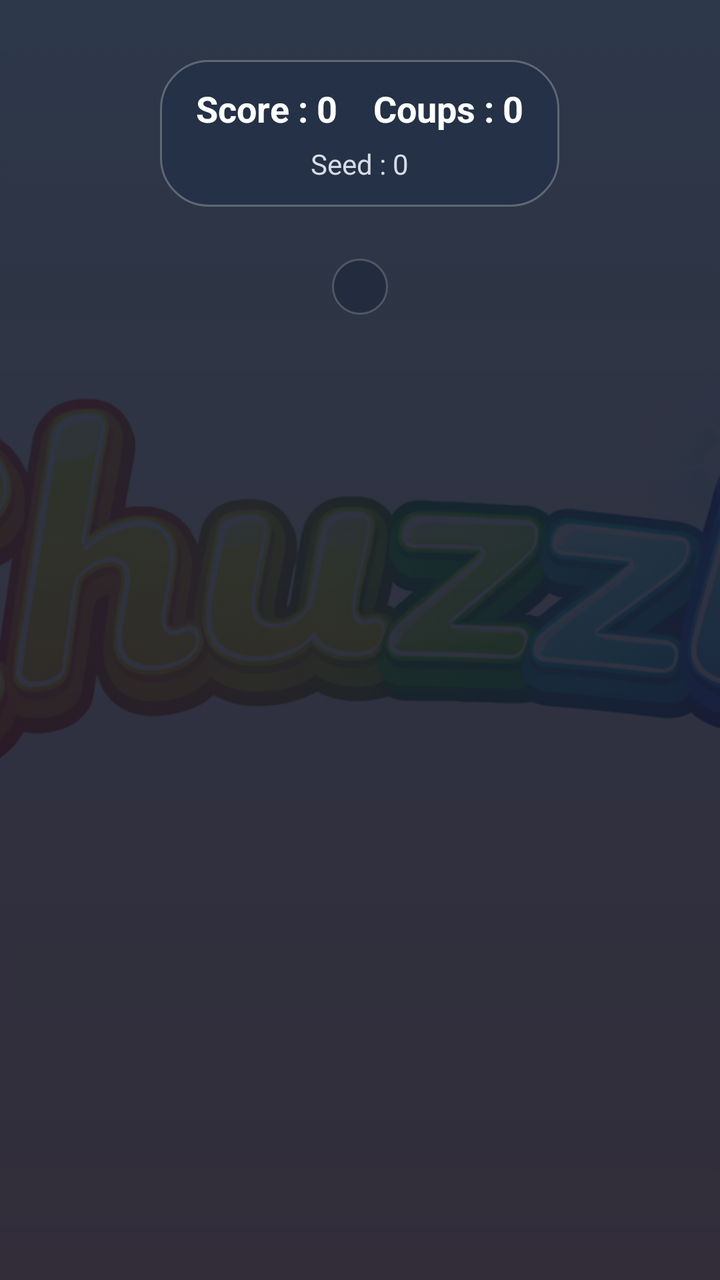
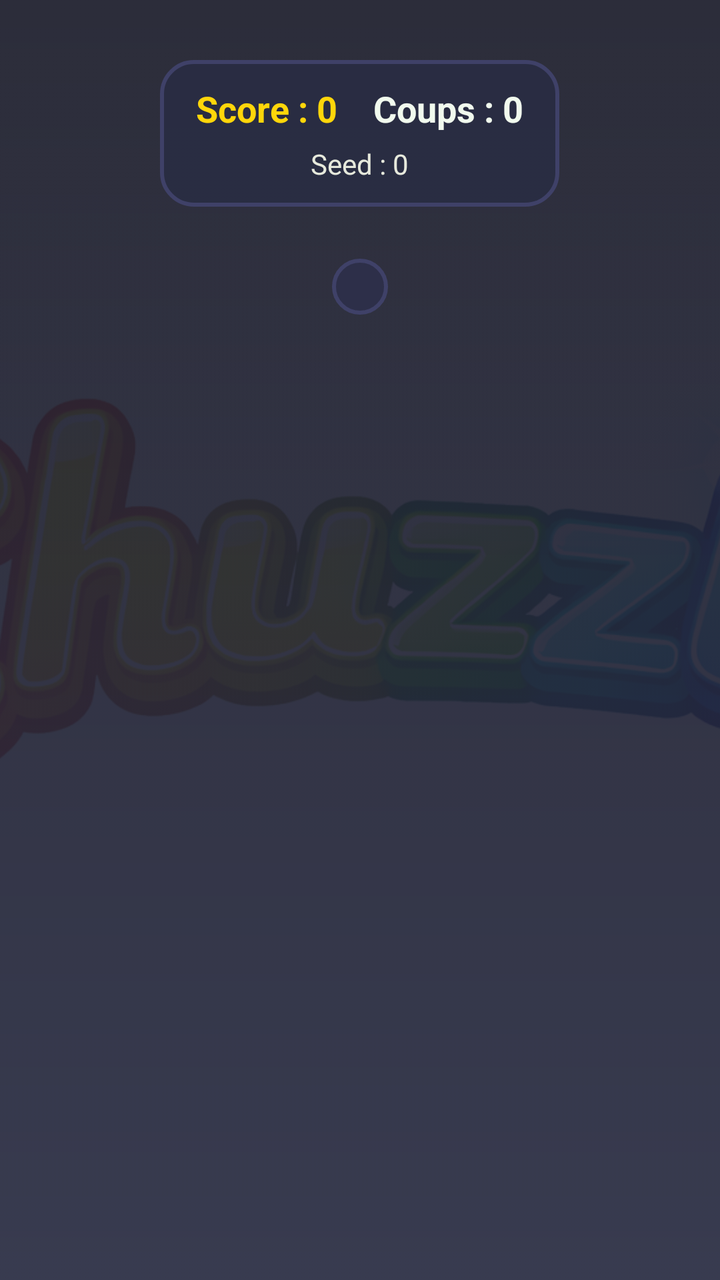

The first picture is an Android layout as it rendered before a commit; the second is the same layout after the commit. The layout source and the unified diff follow.
<!-- AndroidManifest.xml: application theme Base.Theme.Chuzzle -->
<!-- res/layout/activity_jeu.xml -->
<?xml version="1.0" encoding="utf-8"?>
<RelativeLayout xmlns:android="http://schemas.android.com/apk/res/android"
    android:layout_width="match_parent"
    android:layout_height="match_parent"
    android:background="@drawable/fond_ecran_jeu">

    <ImageView
        android:id="@+id/imgFondJeu"
        android:layout_width="match_parent"
        android:layout_height="match_parent"
        android:alpha="0.10"
        android:contentDescription="@null"
        android:scaleType="centerCrop"
        android:src="@drawable/logo" />

    <LinearLayout
        android:id="@+id/contenuJeu"
        android:layout_width="match_parent"
        android:layout_height="match_parent"
        android:gravity="center_horizontal"
        android:orientation="vertical"
        android:paddingStart="@dimen/padding_contenu_jeu_h"
        android:paddingTop="22dp"
        android:paddingEnd="@dimen/padding_contenu_jeu_h"
        android:paddingBottom="18dp">

        <LinearLayout
            android:layout_width="wrap_content"
            android:layout_height="wrap_content"
            android:layout_marginTop="8dp"
            android:background="@drawable/fond_bandeau_jeu"
            android:gravity="center_horizontal"
            android:orientation="vertical"
            android:paddingStart="@dimen/padding_bandeau_jeu_h"
            android:paddingTop="@dimen/padding_bandeau_jeu_v"
            android:paddingEnd="@dimen/padding_bandeau_jeu_h"
            android:paddingBottom="@dimen/padding_bandeau_jeu_v">

            <LinearLayout
                android:layout_width="wrap_content"
                android:layout_height="wrap_content"
                android:gravity="center"
                android:orientation="horizontal">

                <TextView
                    android:id="@+id/txtScore"
                    android:layout_width="wrap_content"
                    android:layout_height="wrap_content"
                    android:layout_marginEnd="18dp"
                    android:text="Score : 0"
                    android:textColor="@color/ui_game_text"
                    android:textSize="18sp"
                    android:textStyle="bold" />

                <TextView
                    android:id="@+id/txtCoups"
                    android:layout_width="wrap_content"
                    android:layout_height="wrap_content"
                    android:text="Coups : 0"
                    android:textColor="@color/ui_game_text"
                    android:textSize="18sp"
                    android:textStyle="bold" />
            </LinearLayout>

            <TextView
                android:id="@+id/txtSeed"
                android:layout_width="wrap_content"
                android:layout_height="wrap_content"
                android:layout_marginTop="6dp"
                android:text="Seed : 0"
                android:textColor="@color/ui_game_text_soft"
                android:textSize="14sp" />
        </LinearLayout>

        <LinearLayout
            android:layout_width="wrap_content"
            android:layout_height="wrap_content"
            android:layout_marginTop="26dp"
            android:background="@drawable/fond_grille_jeu"
            android:orientation="vertical"
            android:padding="@dimen/padding_cadre_grille">

            <GridLayout
                android:id="@+id/grilleJeu"
                android:layout_width="wrap_content"
                android:layout_height="wrap_content"
                android:alignmentMode="alignMargins"
                android:columnCount="6"
                android:rowCount="6" />
        </LinearLayout>

    </LinearLayout>

    <LinearLayout
        android:id="@+id/overlayFin"
        android:layout_width="match_parent"
        android:layout_height="match_parent"
        android:background="#99000000"
        android:clickable="true"
        android:focusable="true"
        android:gravity="center"
        android:orientation="vertical"
        android:padding="24dp"
        android:visibility="gone">

        <TextView
            android:id="@+id/txtOverlayFinTitre"
            android:layout_width="wrap_content"
            android:layout_height="wrap_content"
            android:background="@drawable/fond_bandeau_jeu"
            android:paddingStart="22dp"
            android:paddingTop="12dp"
            android:paddingEnd="22dp"
            android:paddingBottom="12dp"
            android:text="@string/overlay_fin_titre"
            android:textColor="@color/ui_game_text"
            android:textSize="22sp"
            android:textStyle="bold" />

        <TextView
            android:id="@+id/txtOverlayFinSeed"
            android:layout_width="wrap_content"
            android:layout_height="wrap_content"
            android:layout_marginTop="14dp"
            android:background="@drawable/fond_bandeau_jeu"
            android:paddingStart="18dp"
            android:paddingTop="10dp"
            android:paddingEnd="18dp"
            android:paddingBottom="10dp"
            android:textColor="@color/ui_game_text_soft"
            android:textSize="16sp" />
    </LinearLayout>

</RelativeLayout>
<!-- resources referenced by this layout -->
<resources>
  <color name="ui_game_text">#FFFFFFFF</color>
  <color name="ui_game_text_soft">#D7DCE5</color>
  <dimen name="padding_bandeau_jeu_h">18dp</dimen>
  <dimen name="padding_bandeau_jeu_v">12dp</dimen>
  <dimen name="padding_cadre_grille">14dp</dimen>
  <dimen name="padding_contenu_jeu_h">18dp</dimen>
  <!-- drawable fond_bandeau_jeu (drawable) -->
  <?xml version="1.0" encoding="utf-8"?>
  <shape xmlns:android="http://schemas.android.com/apk/res/android">
      <corners android:radius="24dp" />
      <solid android:color="@color/ui_game_panel" />
      <stroke
          android:width="1dp"
          android:color="@color/ui_game_panel_stroke" />
  </shape>
  <!-- drawable fond_ecran_jeu (drawable) -->
  <?xml version="1.0" encoding="utf-8"?>
  <shape xmlns:android="http://schemas.android.com/apk/res/android">
      <gradient
          android:angle="270"
          android:startColor="@color/ui_game_bg_top"
          android:endColor="@color/ui_game_bg_bottom" />
  </shape>
  <!-- drawable fond_grille_jeu (drawable) -->
  <?xml version="1.0" encoding="utf-8"?>
  <shape xmlns:android="http://schemas.android.com/apk/res/android">
      <corners android:radius="30dp" />
      <solid android:color="@color/ui_game_grid" />
      <stroke
          android:width="1dp"
          android:color="@color/ui_game_grid_stroke" />
  </shape>
  <!-- drawable logo: png bitmap (drawable, 330142 bytes) -->
  <string name="overlay_fin_titre">Partie finie</string>
  <style name="Base.Theme.Chuzzle" parent="Theme.Material3.DayNight">
          <item name="android:windowNoTitle">false</item>
          <item name="android:windowActionBar">true</item>
      </style>
  <color name="ui_game_panel">#CC223047</color>
  <color name="ui_game_panel_stroke">#40FFFFFF</color>
  <color name="ui_game_bg_top">#162235</color>
  <color name="ui_game_bg_bottom">#1C1624</color>
  <color name="ui_game_grid">#B31E293D</color>
  <color name="ui_game_grid_stroke">#2FFFFFFF</color>
</resources>

<!-- the commit's change to res/layout/activity_jeu.xml (unified diff, before → after) -->
@@ -8,7 +8,7 @@
         android:id="@+id/imgFondJeu"
         android:layout_width="match_parent"
         android:layout_height="match_parent"
-        android:alpha="0.10"
+        android:alpha="0.07"
         android:contentDescription="@null"
         android:scaleType="centerCrop"
         android:src="@drawable/logo" />
@@ -48,7 +48,7 @@
                     android:layout_height="wrap_content"
                     android:layout_marginEnd="18dp"
                     android:text="Score : 0"
-                    android:textColor="@color/ui_game_text"
+                    android:textColor="@color/ui_score"
                     android:textSize="18sp"
                     android:textStyle="bold" />
 
@@ -95,7 +95,7 @@
         android:id="@+id/overlayFin"
         android:layout_width="match_parent"
         android:layout_height="match_parent"
-        android:background="#99000000"
+        android:background="#CC1D1E2C"
         android:clickable="true"
         android:focusable="true"
         android:gravity="center"
<!-- resource entries referenced after the edit -->
@@ -1,7 +1,8 @@
 <!-- resources referenced by this layout -->
 <resources>
-  <color name="ui_game_text">#FFFFFFFF</color>
-  <color name="ui_game_text_soft">#D7DCE5</color>
+  <color name="ui_game_text">#FFF1FAEE</color>
+  <color name="ui_game_text_soft">#FFE6E9DC</color>
+  <color name="ui_score">#FFFFD60A</color>
   <dimen name="padding_bandeau_jeu_h">18dp</dimen>
   <dimen name="padding_bandeau_jeu_v">12dp</dimen>
   <dimen name="padding_cadre_grille">14dp</dimen>
@@ -9,10 +10,10 @@
   <!-- drawable fond_bandeau_jeu (drawable) -->
   <?xml version="1.0" encoding="utf-8"?>
   <shape xmlns:android="http://schemas.android.com/apk/res/android">
-      <corners android:radius="24dp" />
+      <corners android:radius="16dp" />
       <solid android:color="@color/ui_game_panel" />
       <stroke
-          android:width="1dp"
+          android:width="2dp"
           android:color="@color/ui_game_panel_stroke" />
   </shape>
   <!-- drawable fond_ecran_jeu (drawable) -->
@@ -26,10 +27,10 @@
   <!-- drawable fond_grille_jeu (drawable) -->
   <?xml version="1.0" encoding="utf-8"?>
   <shape xmlns:android="http://schemas.android.com/apk/res/android">
-      <corners android:radius="30dp" />
+      <corners android:radius="18dp" />
       <solid android:color="@color/ui_game_grid" />
       <stroke
-          android:width="1dp"
+          android:width="2dp"
           android:color="@color/ui_game_grid_stroke" />
   </shape>
   <!-- drawable logo: png bitmap (drawable, 330142 bytes) -->
@@ -37,12 +38,20 @@
   <style name="Base.Theme.Chuzzle" parent="Theme.Material3.DayNight">
           <item name="android:windowNoTitle">false</item>
           <item name="android:windowActionBar">true</item>
+          <item name="android:colorBackground">@color/ui_background</item>
+          <item name="android:statusBarColor">@color/ui_hud_background</item>
+          <item name="android:navigationBarColor">@color/ui_background</item>
+          <item name="colorPrimary">@color/ui_hud_background</item>
+          <item name="colorOnPrimary">@color/ui_text</item>
       </style>
-  <color name="ui_game_panel">#CC223047</color>
-  <color name="ui_game_panel_stroke">#40FFFFFF</color>
-  <color name="ui_game_bg_top">#162235</color>
-  <color name="ui_game_bg_bottom">#1C1624</color>
-  <color name="ui_game_grid">#B31E293D</color>
-  <color name="ui_game_grid_stroke">#2FFFFFFF</color>
+  <color name="ui_game_panel">#E62A2D43</color>
+  <color name="ui_game_panel_stroke">#FF3F4168</color>
+  <color name="ui_game_bg_top">#FF1D1E2C</color>
+  <color name="ui_game_bg_bottom">#FF2A2D43</color>
+  <color name="ui_game_grid">#F02D2F4A</color>
+  <color name="ui_game_grid_stroke">#FF3F4168</color>
+  <color name="ui_background">#FF1D1E2C</color>
+  <color name="ui_hud_background">#FF2A2D43</color>
+  <color name="ui_text">#FFF1FAEE</color>
 </resources>
 
